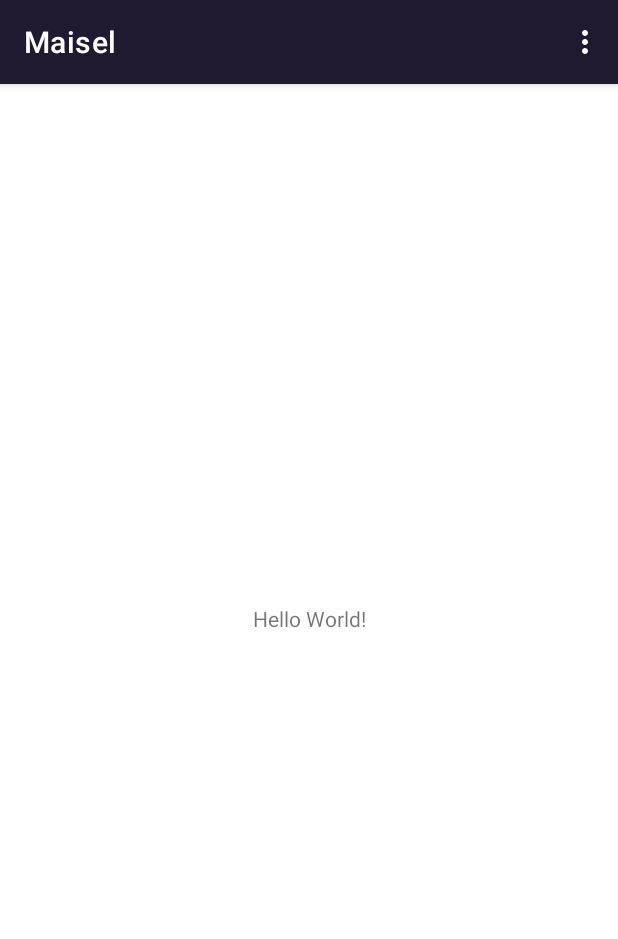
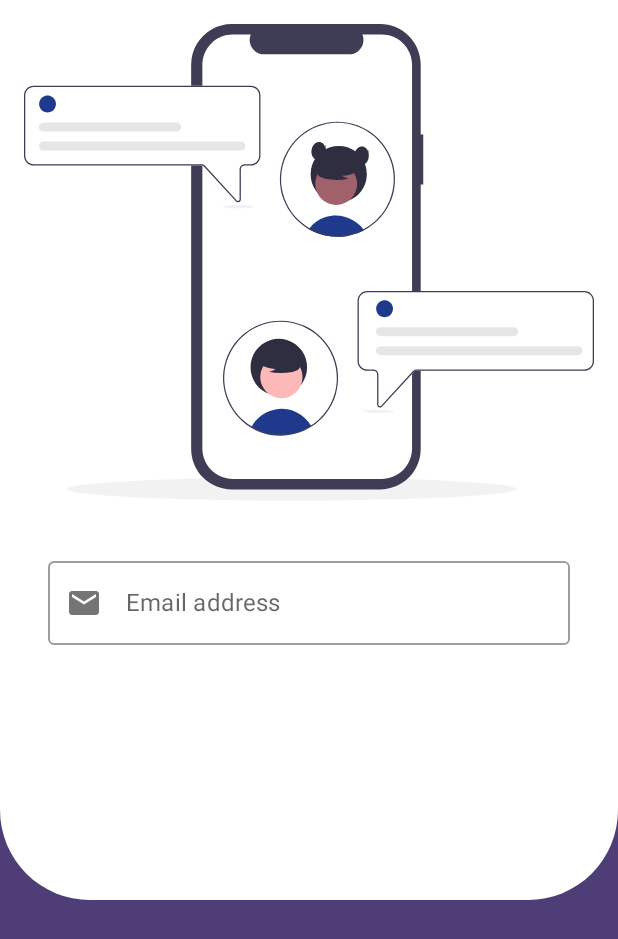
Before and after one commit to Marannix/Maisel, an Android app built with Jetpack Compose: the screen it shows after launch once a user with an empty profile is signed in (MainActivity), on a phone screen of 412 x 824 dp. Shown: the top 939 px of the screen. Run offline under Robolectric (Android 15) with nearby library versions, the phone set to English and light mode, and no system bars; our stand-ins replace Dagger/Hilt's generated code, Firebase (no records; nobody signed in at launch, a user with empty details on screens opened directly), RxJava; libraries missing offline, so code that uses them is left out: durdinapps.rxfirebase2; 1 statement that could not run was skipped.

Commit message:
Added login page with jetpack compose

```diff
--- a/app/src/main/java/com/maisel/dashboard/MainActivity.kt
+++ b/app/src/main/java/com/maisel/dashboard/MainActivity.kt
@@ -2,17 +2,18 @@ package com.maisel.dashboard
 
 import android.content.Context
 import android.content.Intent
-import android.graphics.PorterDuff
+import android.graphics.Color
 import android.os.Bundle
 import android.view.Menu
 import android.view.MenuItem
-import androidx.core.content.ContextCompat
+import androidx.activity.compose.setContent
+import androidx.compose.material.MaterialTheme
+import androidx.compose.material.Surface
 import androidx.lifecycle.ViewModelProvider
 import com.maisel.R
 import com.maisel.common.BaseActivity
-import com.maisel.databinding.ActivityMainBinding
+import com.maisel.dashboard.composables.LoginPage1
 import com.maisel.signin.SignInActivity
-import kotlinx.android.synthetic.main.activity_main.view.*
 
 class MainActivity : BaseActivity() {
 
@@ -22,7 +23,7 @@ class MainActivity : BaseActivity() {
         }
     }
 
-    private lateinit var binding: ActivityMainBinding
+//    private lateinit var binding: ActivityMainBinding
 
     private val viewModel: DashboardViewModel by lazy {
         ViewModelProvider(this).get(
@@ -32,10 +33,20 @@ class MainActivity : BaseActivity() {
 
     override fun onCreate(savedInstanceState: Bundle?) {
         super.onCreate(savedInstanceState)
-        binding = ActivityMainBinding.inflate(layoutInflater)
-        setContentView(binding.root)
-        setSupportActionBar(binding.root.toolbar)
-        binding.root.toolbar?.overflowIcon?.setColorFilter(ContextCompat.getColor(this, android.R.color.white), PorterDuff.Mode.SRC_ATOP);
+
+        window.statusBarColor = Color.WHITE
+        setContent {
+            MaterialTheme() {
+                Surface(color = MaterialTheme.colors.background) {
+                    LoginPage1()
+                }
+            }
+        }
+//        binding = ActivityMainBinding.inflate(layoutInflater)
+//        setContentView(binding.root)
+//        setSupportActionBar(binding.root.toolbar)
+//        binding.root.toolbar?.overflowIcon?.setColorFilter(ContextCompat.getColor(this, android.R.color.white), PorterDuff.Mode.SRC_ATOP);
+
     }
 
     override fun onCreateOptionsMenu(menu: Menu?): Boolean {
--- /dev/null
+++ b/app/src/main/java/com/maisel/dashboard/composables/LoginPage1.kt
@@ -0,0 +1,75 @@
+package com.maisel.dashboard.composables
+
+import androidx.compose.foundation.Image
+import androidx.compose.foundation.layout.*
+import androidx.compose.foundation.shape.RoundedCornerShape
+import androidx.compose.foundation.shape.ZeroCornerSize
+import androidx.compose.material.Icon
+import androidx.compose.material.OutlinedTextField
+import androidx.compose.material.Surface
+import androidx.compose.material.Text
+import androidx.compose.material.icons.Icons
+import androidx.compose.material.icons.filled.Email
+import androidx.compose.runtime.Composable
+import androidx.compose.runtime.mutableStateOf
+import androidx.compose.runtime.remember
+import androidx.compose.ui.Modifier
+import androidx.compose.ui.graphics.Color
+import androidx.compose.ui.graphics.vector.ImageVector
+import androidx.compose.ui.res.vectorResource
+import androidx.compose.ui.text.input.TextFieldValue
+import androidx.compose.ui.tooling.preview.Preview
+import androidx.compose.ui.unit.dp
+import com.maisel.R
+import com.maisel.ui.purplish
+
+@Preview(showBackground = true)
+@Composable
+fun LoginPage1() {
+    val emailAddress = ""
+    val emailState = remember { mutableStateOf(TextFieldValue(emailAddress)) }
+
+    Box {
+        //This is the background
+        Surface(color = purplish, modifier = Modifier.fillMaxSize()) {
+
+        }
+
+        //This is the white background section
+        Surface(
+            color = Color.White, modifier = Modifier
+                .height(600.dp)
+                .fillMaxWidth(),
+            shape = RoundedCornerShape(60.dp).copy(
+                topStart = ZeroCornerSize,
+                topEnd = ZeroCornerSize
+            )
+        ) {
+            Column(modifier = Modifier.padding(16.dp)) {
+                val modifier = Modifier
+                    .fillMaxWidth()
+                    .padding(horizontal = 16.dp)
+                Image(
+                    ImageVector.vectorResource(id = R.drawable.ic_undraw_chatting),
+                    contentDescription = ""
+                )
+                Spacer(modifier = Modifier.padding(16.dp))
+                OutlinedTextField(
+                    value = emailState.value, onValueChange = {
+                        emailState.value = it
+                    },
+                    label = {
+                        Text(text = "Email address")
+                    },
+                    placeholder = {
+                        Text(text = "Email address")
+                    },
+                    leadingIcon = {
+                        Icon(imageVector = Icons.Filled.Email, contentDescription = "Email Icon")
+                    },
+                    modifier = modifier
+                )
+            }
+        }
+    }
+}
--- /dev/null
+++ b/app/src/main/java/com/maisel/ui/Color.kt
@@ -0,0 +1,10 @@
+package com.maisel.ui
+
+import androidx.compose.ui.graphics.Color
+
+val purple200 = Color(0xFFBB86FC)
+val purple500 = Color(0xFF6200EE)
+val purple700 = Color(0xFF3700B3)
+val teal200 = Color(0xFF03DAC5)
+val purplish = Color(0xff4e3d77)
+val orangish = Color(0xffffac00)
--- /dev/null
+++ b/app/src/main/res/drawable/ic_undraw_chatting.xml
@@ -0,0 +1,87 @@
+<vector xmlns:android="http://schemas.android.com/apk/res/android"
+    android:width="891.295dp"
+    android:height="745.19434dp"
+    android:viewportWidth="891.295"
+    android:viewportHeight="745.19434">
+  <path
+      android:pathData="M66.644,727.194a352,18 0,1 0,704 0a352,18 0,1 0,-704 0z"
+      android:fillColor="#f2f2f2"/>
+  <path
+      android:pathData="M624.297,172.947h-3.999L620.298,63.402a63.402,63.402 0,0 0,-63.402 -63.402L324.81,0a63.402,63.402 0,0 0,-63.402 63.402v600.974a63.402,63.402 0,0 0,63.402 63.402L556.896,727.778a63.402,63.402 0,0 0,63.402 -63.402L620.298,250.923h3.999Z"
+      android:fillColor="#3f3d56"/>
+  <path
+      android:pathData="M606.803,63.844v600.09a47.351,47.351 0,0 1,-47.35 47.35h-233.2a47.351,47.351 0,0 1,-47.35 -47.35v-600.09a47.351,47.351 0,0 1,47.35 -47.35h28.29a22.507,22.507 0,0 0,20.83 30.99h132.96a22.507,22.507 0,0 0,20.83 -30.99h30.29A47.351,47.351 0,0 1,606.803 63.844Z"
+      android:fillColor="#fff"/>
+  <path
+      android:pathData="M531.678,322.6q-2.325,1.215 -4.73,2.3 -2.19,0.99 -4.45,1.86c-0.55,0.21 -1.11,0.42 -1.67,0.63a89.528,89.528 0,0 1,-13.6 3.75q-3.435,0.675 -6.96,1.06 -2.91,0.33 -5.88,0.47c-1.41,0.07 -2.82,0.1 -4.24,0.1a89.841,89.841 0,0 1,-16.76 -1.57c-1.44,-0.26 -2.85,-0.57 -4.26,-0.91a88.778,88.778 0,0 1,-19.67 -7.26c-0.56,-0.28 -1.12,-0.58 -1.68,-0.87 -0.83,-0.44 -1.64,-0.9 -2.45,-1.38 0.39,-0.54 0.81,-1.07 1.24,-1.59a53.034,53.034 0,0 1,78.87 -4.1,54.277 54.277,0 0,1 5.06,5.86C530.907,321.49 531.297,322.04 531.678,322.6Z"
+      android:fillColor="#1f3a8c"/>
+  <path
+      android:pathData="M492.143,234.764m-43.91,0a43.91,43.91 0,1 1,87.819 0a43.91,43.91 0,1 1,-87.819 0"
+      android:fillColor="#2f2e41"/>
+  <path
+      android:pathData="M488.146,250.059m-28.676,15.676a32.681,32.681 106.337,1 1,57.352 -31.351a32.681,32.681 106.337,1 1,-57.352 31.351"
+      android:fillColor="#a0616a"/>
+  <path
+      android:pathData="M522.486,229.503a44.448,44.448 0,0 1,-25.402 7.85,27.238 27.238,0 0,0 10.796,4.442 89.628,89.628 0,0 1,-36.61 0.206,23.694 23.694,0 0,1 -7.664,-2.632 9.699,9.699 0,0 1,-4.731 -6.327c-0.803,-4.589 2.772,-8.757 6.488,-11.567a47.858,47.858 0,0 1,40.217 -8.036c4.492,1.161 8.993,3.123 11.911,6.731s3.782,9.17 1.002,12.885Z"
+      android:fillColor="#2f2e41"/>
+  <path
+      android:pathData="M490.147,152.77a89.987,89.987 0,0 0,-46.84 166.83l0.58,0.34q0.72,0.435 1.44,0.84c0.81,0.48 1.62,0.94 2.45,1.38 0.56,0.29 1.12,0.59 1.68,0.87a88.778,88.778 0,0 0,19.67 7.26c1.41,0.34 2.82,0.65 4.26,0.91a89.841,89.841 0,0 0,16.76 1.57c1.42,0 2.83,-0.03 4.24,-0.1q2.97,-0.135 5.88,-0.47 3.525,-0.39 6.96,-1.06a89.528,89.528 0,0 0,13.6 -3.75c0.56,-0.21 1.12,-0.42 1.67,-0.63q2.265,-0.87 4.45,-1.86 2.4,-1.08 4.73,-2.3a90.792,90.792 0,0 0,37.04 -35.97c0.04,-0.08 0.09,-0.16 0.13,-0.24a89.306,89.306 0,0 0,9.65 -26.41,90.051 90.051,0 0,0 -88.35,-107.21ZM567.208,285.22c-0.08,0.14 -0.15,0.28 -0.23,0.41a88.172,88.172 0,0 1,-36.48 35.32q-2.295,1.2 -4.67,2.25c-1.31,0.59 -2.65,1.15 -4,1.67 -0.57,0.22 -1.15,0.44 -1.73,0.64a85.721,85.721 0,0 1,-11.73 3.36,84.695 84.695,0 0,1 -8.95,1.41c-1.85,0.2 -3.73,0.34 -5.62,0.41 -1.21,0.05 -2.43,0.08 -3.65,0.08a86.762,86.762 0,0 1,-16.22 -1.51,85.625 85.625,0 0,1 -9.63,-2.36 88.466,88.466 0,0 1,-13.99 -5.67c-0.52,-0.27 -1.04,-0.54 -1.55,-0.82 -0.73,-0.39 -1.47,-0.79 -2.19,-1.22 -0.54,-0.3 -1.08,-0.62 -1.61,-0.94 -0.31,-0.18 -0.62,-0.37 -0.93,-0.56a88.069,88.069 0,1 1,123.18 -32.47Z"
+      android:fillColor="#3f3d56"/>
+  <path
+      android:pathData="M469.907,191.46c-0.472,-4.968 -6.558,-8.026 -11.318,-6.526s-7.884,6.293 -8.829,11.193a16.057,16.057 0,0 0,2.165 12.122c2.406,3.462 6.827,5.623 10.95,4.744 4.707,-1.003 7.968,-5.6 8.901,-10.321s0.007,-9.589 -0.919,-14.312Z"
+      android:fillColor="#2f2e41"/>
+  <path
+      android:pathData="M536.889,198.557c-0.472,-4.968 -6.558,-8.026 -11.318,-6.526s-7.884,6.293 -8.829,11.193a16.057,16.057 0,0 0,2.165 12.122c2.406,3.462 6.827,5.623 10.95,4.744 4.707,-1.003 7.968,-5.6 8.901,-10.321s0.007,-9.589 -0.919,-14.312Z"
+      android:fillColor="#2f2e41"/>
+  <path
+      android:pathData="M334.584,278.739a4.475,4.475 0,0 1,-3.307 -1.464L281.655,223.141a6.02,6.02 0,0 0,-4.426 -1.947L15.009,221.194a15.026,15.026 0,0 1,-15.009 -15.009L0,111.622a15.026,15.026 0,0 1,15.009 -15.009L354.734,96.613A15.026,15.026 0,0 1,369.744 111.622v94.563A15.026,15.026 0,0 1,354.734 221.194h-9.631a6.012,6.012 0,0 0,-6.005 6.005v47.033a4.474,4.474 0,0 1,-2.87 4.196A4.526,4.526 0,0 1,334.584 278.739Z"
+      android:fillColor="#fff"/>
+  <path
+      android:pathData="M334.584,278.739a4.475,4.475 0,0 1,-3.307 -1.464L281.655,223.141a6.02,6.02 0,0 0,-4.426 -1.947L15.009,221.194a15.026,15.026 0,0 1,-15.009 -15.009L0,111.622a15.026,15.026 0,0 1,15.009 -15.009L354.734,96.613A15.026,15.026 0,0 1,369.744 111.622v94.563A15.026,15.026 0,0 1,354.734 221.194h-9.631a6.012,6.012 0,0 0,-6.005 6.005v47.033a4.474,4.474 0,0 1,-2.87 4.196A4.526,4.526 0,0 1,334.584 278.739ZM15.009,98.613A13.024,13.024 0,0 0,2 111.622v94.563a13.024,13.024 0,0 0,13.009 13.009L277.229,219.194a8.024,8.024 0,0 1,5.9 2.596l49.622,54.133a2.503,2.503 0,0 0,4.347 -1.691v-47.033a8.014,8.014 0,0 1,8.005 -8.005L354.734,219.194a13.024,13.024 0,0 0,13.009 -13.009L367.744,111.622A13.024,13.024 0,0 0,354.734 98.613Z"
+      android:fillColor="#3f3d56"/>
+  <path
+      android:pathData="M36.816,125.193m-13.134,0a13.134,13.134 0,1 1,26.267 0a13.134,13.134 0,1 1,-26.267 0"
+      android:fillColor="#1f3a8c"/>
+  <path
+      android:pathData="M339.412,197.867L30.332,197.867a7.005,7.005 0,1 1,0 -14.009L339.412,183.857a7.005,7.005 0,0 1,0 14.009Z"
+      android:fillColor="#e6e6e6"/>
+  <path
+      android:pathData="M238.72,168.097L30.332,168.097a7.005,7.005 0,1 1,0 -14.009L238.72,154.088a7.005,7.005 0,0 1,0 14.009Z"
+      android:fillColor="#e6e6e6"/>
+  <path
+      android:pathData="M555.067,599.428a4.474,4.474 0,0 1,-2.87 -4.196v-47.033a6.012,6.012 0,0 0,-6.005 -6.005L536.56,542.194a15.026,15.026 0,0 1,-15.009 -15.009L521.551,432.622A15.026,15.026 0,0 1,536.56 417.613L876.286,417.613a15.026,15.026 0,0 1,15.009 15.009v94.563a15.026,15.026 0,0 1,-15.009 15.009L614.066,542.194a6.02,6.02 0,0 0,-4.426 1.947l-49.622,54.133a4.475,4.475 0,0 1,-3.307 1.464A4.526,4.526 0,0 1,555.067 599.428Z"
+      android:fillColor="#fff"/>
+  <path
+      android:pathData="M555.067,599.428a4.474,4.474 0,0 1,-2.87 -4.196v-47.033a6.012,6.012 0,0 0,-6.005 -6.005L536.56,542.194a15.026,15.026 0,0 1,-15.009 -15.009L521.551,432.622A15.026,15.026 0,0 1,536.56 417.613L876.286,417.613a15.026,15.026 0,0 1,15.009 15.009v94.563a15.026,15.026 0,0 1,-15.009 15.009L614.066,542.194a6.02,6.02 0,0 0,-4.426 1.947l-49.622,54.133a4.475,4.475 0,0 1,-3.307 1.464A4.526,4.526 0,0 1,555.067 599.428ZM536.56,419.613A13.024,13.024 0,0 0,523.551 432.622v94.563A13.024,13.024 0,0 0,536.56 540.194h9.631a8.014,8.014 0,0 1,8.005 8.005v47.033a2.503,2.503 0,0 0,4.347 1.691l49.622,-54.133a8.024,8.024 0,0 1,5.9 -2.596h262.22a13.024,13.024 0,0 0,13.009 -13.009L889.295,432.622a13.024,13.024 0,0 0,-13.009 -13.009Z"
+      android:fillColor="#3f3d56"/>
+  <path
+      android:pathData="M449.178,628.71a89.069,89.069 0,0 1,-93.65 1.49,54.129 54.129,0 0,1 9.4,-12.65 53.433,53.433 0,0 1,83.91 10.57C448.947,628.31 449.067,628.51 449.178,628.71Z"
+      android:fillColor="#1f3a8c"/>
+  <path
+      android:pathData="M398.443,536.688m-44.202,0a44.202,44.202 0,1 1,88.403 0a44.202,44.202 0,1 1,-88.403 0"
+      android:fillColor="#2f2e41"/>
+  <path
+      android:pathData="M402.466,552.086m-15.78,28.867a32.898,32.898 73.663,1 1,31.56 -57.733a32.898,32.898 73.663,1 1,-31.56 57.733"
+      android:fillColor="#ffb8b8"/>
+  <path
+      android:pathData="M367.898,531.393a44.744,44.744 0,0 0,25.571 7.903,27.419 27.419,0 0,1 -10.868,4.471 90.223,90.223 0,0 0,36.853 0.207,23.852 23.852,0 0,0 7.715,-2.65 9.764,9.764 0,0 0,4.762 -6.369c0.809,-4.619 -2.791,-8.816 -6.531,-11.644a48.176,48.176 0,0 0,-40.484 -8.09c-4.522,1.169 -9.053,3.144 -11.99,6.776s-3.807,9.231 -1.009,12.971Z"
+      android:fillColor="#2f2e41"/>
+  <path
+      android:pathData="M401.147,643.77a89.972,89.972 0,1 1,48.571 -14.219A89.88,89.88 0,0 1,401.147 643.77ZM401.147,465.77a88.008,88.008 0,1 0,88 88A88.1,88.1 0,0 0,401.147 465.77Z"
+      android:fillColor="#3f3d56"/>
+  <path
+      android:pathData="M563.816,445.193m-13.134,0a13.134,13.134 0,1 1,26.267 0a13.134,13.134 0,1 1,-26.267 0"
+      android:fillColor="#1f3a8c"/>
+  <path
+      android:pathData="M866.412,517.867L557.332,517.867a7.005,7.005 0,1 1,0 -14.009h309.08a7.005,7.005 0,0 1,0 14.009Z"
+      android:fillColor="#e6e6e6"/>
+  <path
+      android:pathData="M765.72,488.097L557.332,488.097a7.005,7.005 0,1 1,0 -14.009L765.72,474.088a7.005,7.005 0,0 1,0 14.009Z"
+      android:fillColor="#e6e6e6"/>
+  <path
+      android:pathData="M530.14,605.661a24.504,2.72 0,1 0,49.008 0a24.504,2.72 0,1 0,-49.008 0z"
+      android:fillColor="#f2f2f2"/>
+  <path
+      android:pathData="M311.14,285.661a24.504,2.72 0,1 0,49.008 0a24.504,2.72 0,1 0,-49.008 0z"
+      android:fillColor="#f2f2f2"/>
+</vector>
```
Also changed, not shown: app/build.gradle (+12 -4 lines), app/src/main/res/drawable/ic_undraw_mobile_login.xml (added, +90 -0 lines).
